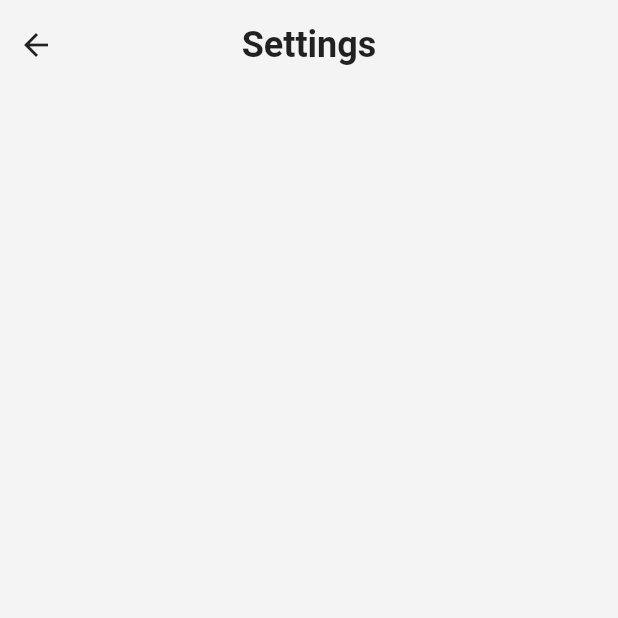
After one commit to MohdShibin/Community-Building-App, a Flutter app: the Settings screen opened directly, on a phone screen of 412 x 824 dp, the top half of it. The commit adds this screen. Run offline on Flutter 3.47's test engine with Material 2 defaults, Android fonts, the phone set to English and light mode, and no system bars.

Commit message:
Created new page settings & establshed navigation when clicking in circular menubutton

```diff
--- /dev/null
+++ b/lib/pages/settings.dart
@@ -0,0 +1,32 @@
+import '../components/top_app_bar.dart';
+import 'package:flutter/material.dart';
+
+class Settings extends StatelessWidget {
+  const Settings({Key? key}) : super(key: key);
+
+  @override
+  Widget build(BuildContext context) {
+    return Scaffold(
+      backgroundColor: Color(0xffF4F4F4),
+      body: SafeArea(
+        child: Column(
+          children: [
+            TopAppBar(
+              isIconLeft: true,
+              OnChanged: () {
+                Navigator.pop(context);
+              },
+              title: "Settings",
+              icon: Icons.arrow_back,
+            ),
+            Flexible(
+              child: ListView(
+                children: [],
+              ),
+            ),
+          ],
+        ),
+      ),
+    );
+  }
+}
```
Also changed, not shown: lib/components/circular_menu_button.dart (+14 -8 lines).
